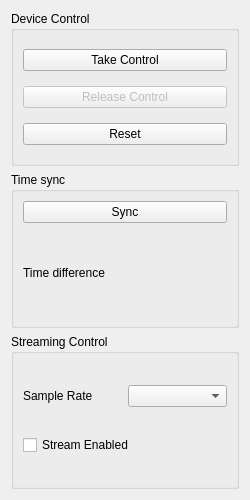
Above: Debugger/Components/Controls.ui from Microflown-Technologies/DAQ-Driver before the change. Below: the same form after it.
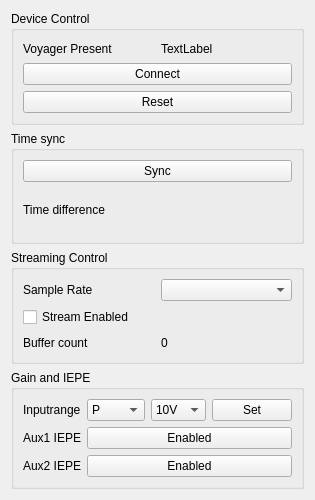
That is the form after the change.

```diff
--- a/Debugger/Components/Controls.ui
+++ b/Debugger/Components/Controls.ui
@@ -6,7 +6,7 @@
    <rect>
     <x>0</x>
     <y>0</y>
-    <width>250</width>
+    <width>300</width>
     <height>500</height>
    </rect>
   </property>
@@ -14,65 +14,6 @@
    <string>Form</string>
   </property>
   <layout class="QGridLayout" name="gridLayout">
-   <item row="2" column="0">
-    <widget class="QGroupBox" name="grp_StreamControl">
-     <property name="title">
-      <string>Streaming Control</string>
-     </property>
-     <layout class="QGridLayout" name="gridLayout_2">
-      <item row="0" column="0">
-       <widget class="QLabel" name="label">
-        <property name="text">
-         <string>Sample Rate</string>
-        </property>
-       </widget>
-      </item>
-      <item row="0" column="1">
-       <widget class="QComboBox" name="cmb_sampleRates"/>
-      </item>
-      <item row="1" column="0" colspan="2">
-       <widget class="QCheckBox" name="chk_StreamEnabled">
-        <property name="text">
-         <string>Stream Enabled</string>
-        </property>
-       </widget>
-      </item>
-     </layout>
-    </widget>
-   </item>
-   <item row="0" column="0">
-    <widget class="QGroupBox" name="grp_deviceControl">
-     <property name="title">
-      <string>Device Control</string>
-     </property>
-     <layout class="QVBoxLayout" name="verticalLayout">
-      <item>
-       <widget class="QPushButton" name="btn_GrabControl">
-        <property name="text">
-         <string>Take Control</string>
-        </property>
-       </widget>
-      </item>
-      <item>
-       <widget class="QPushButton" name="btn_ReleaseControl">
-        <property name="enabled">
-         <bool>false</bool>
-        </property>
-        <property name="text">
-         <string>Release Control</string>
-        </property>
-       </widget>
-      </item>
-      <item>
-       <widget class="QPushButton" name="btn_resetDevice">
-        <property name="text">
-         <string>Reset</string>
-        </property>
-       </widget>
-      </item>
-     </layout>
-    </widget>
-   </item>
    <item row="1" column="0">
     <widget class="QGroupBox" name="grp_Sync">
      <property name="title">
@@ -103,6 +44,199 @@
      </layout>
     </widget>
    </item>
+   <item row="2" column="0">
+    <widget class="QGroupBox" name="grp_StreamControl">
+     <property name="title">
+      <string>Streaming Control</string>
+     </property>
+     <layout class="QGridLayout" name="gridLayout_2">
+      <item row="1" column="0" colspan="2">
+       <widget class="QCheckBox" name="chk_StreamEnabled">
+        <property name="text">
+         <string>Stream Enabled</string>
+        </property>
+       </widget>
+      </item>
+      <item row="0" column="1">
+       <widget class="QComboBox" name="cmb_sampleRates"/>
+      </item>
+      <item row="0" column="0">
+       <widget class="QLabel" name="label">
+        <property name="text">
+         <string>Sample Rate</string>
+        </property>
+       </widget>
+      </item>
+      <item row="2" column="0">
+       <widget class="QLabel" name="label_4">
+        <property name="text">
+         <string>Buffer count</string>
+        </property>
+       </widget>
+      </item>
+      <item row="2" column="1">
+       <widget class="QLabel" name="lbl_buffer_count">
+        <property name="text">
+         <string>0</string>
+        </property>
+       </widget>
+      </item>
+     </layout>
+    </widget>
+   </item>
+   <item row="0" column="0">
+    <widget class="QGroupBox" name="grp_deviceControl">
+     <property name="title">
+      <string>Device Control</string>
+     </property>
+     <layout class="QGridLayout" name="gridLayout_4">
+      <item row="0" column="1">
+       <widget class="QLabel" name="lbl_present">
+        <property name="text">
+         <string>TextLabel</string>
+        </property>
+       </widget>
+      </item>
+      <item row="0" column="0">
+       <widget class="QLabel" name="label_3">
+        <property name="text">
+         <string>Voyager Present</string>
+        </property>
+       </widget>
+      </item>
+      <item row="2" column="0" colspan="2">
+       <widget class="QPushButton" name="btn_connect">
+        <property name="text">
+         <string>Connect</string>
+        </property>
+        <property name="checkable">
+         <bool>true</bool>
+        </property>
+       </widget>
+      </item>
+      <item row="3" column="0" colspan="2">
+       <widget class="QPushButton" name="btn_resetDevice">
+        <property name="text">
+         <string>Reset</string>
+        </property>
+       </widget>
+      </item>
+     </layout>
+    </widget>
+   </item>
+   <item row="3" column="0">
+    <widget class="QGroupBox" name="groupBox">
+     <property name="title">
+      <string>Gain and IEPE</string>
+     </property>
+     <layout class="QGridLayout" name="gridLayout_5">
+      <item row="0" column="0">
+       <widget class="QLabel" name="label_5">
+        <property name="text">
+         <string>Inputrange</string>
+        </property>
+       </widget>
+      </item>
+      <item row="0" column="2">
+       <widget class="QComboBox" name="cmb_inputrange">
+        <property name="currentIndex">
+         <number>2</number>
+        </property>
+        <item>
+         <property name="text">
+          <string>0.1V</string>
+         </property>
+        </item>
+        <item>
+         <property name="text">
+          <string>1V</string>
+         </property>
+        </item>
+        <item>
+         <property name="text">
+          <string>10V</string>
+         </property>
+        </item>
+       </widget>
+      </item>
+      <item row="1" column="0">
+       <widget class="QLabel" name="label_6">
+        <property name="text">
+         <string>Aux1 IEPE</string>
+        </property>
+       </widget>
+      </item>
+      <item row="2" column="0">
+       <widget class="QLabel" name="label_7">
+        <property name="text">
+         <string>Aux2 IEPE</string>
+        </property>
+       </widget>
+      </item>
+      <item row="0" column="1">
+       <widget class="QComboBox" name="cmb_input_Channel">
+        <item>
+         <property name="text">
+          <string>P</string>
+         </property>
+        </item>
+        <item>
+         <property name="text">
+          <string>Ux</string>
+         </property>
+        </item>
+        <item>
+         <property name="text">
+          <string>Uy</string>
+         </property>
+        </item>
+        <item>
+         <property name="text">
+          <string>Uz</string>
+         </property>
+        </item>
+        <item>
+         <property name="text">
+          <string>Aux1</string>
+         </property>
+        </item>
+        <item>
+         <property name="text">
+          <string>Aux2</string>
+         </property>
+        </item>
+       </widget>
+      </item>
+      <item row="0" column="3">
+       <widget class="QPushButton" name="btn_setinputRange">
+        <property name="text">
+         <string>Set</string>
+        </property>
+       </widget>
+      </item>
+      <item row="1" column="1" colspan="3">
+       <widget class="QPushButton" name="btn_Aux1IEPE">
+        <property name="text">
+         <string>Enabled</string>
+        </property>
+        <property name="checkable">
+         <bool>true</bool>
+        </property>
+       </widget>
+      </item>
+      <item row="2" column="1" colspan="3">
+       <widget class="QPushButton" name="btn_Aux2IEPE">
+        <property name="text">
+         <string>Enabled</string>
+        </property>
+        <property name="checkable">
+         <bool>true</bool>
+        </property>
+       </widget>
+      </item>
+     </layout>
+    </widget>
+   </item>
   </layout>
  </widget>
  <resources/>
```
